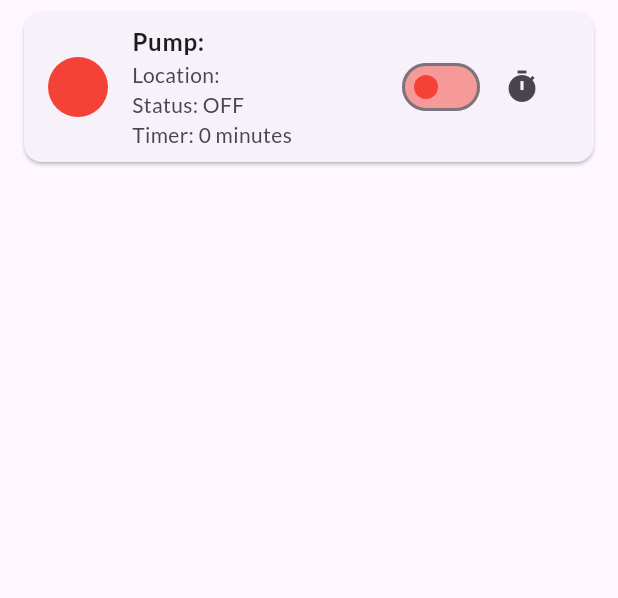
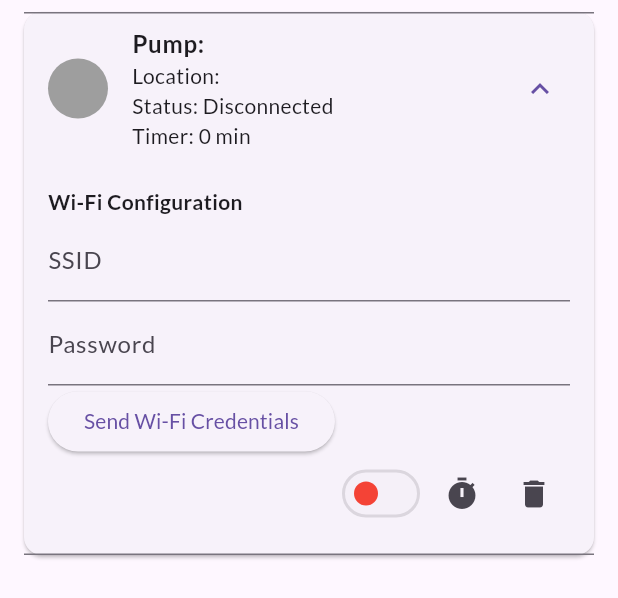
Before and after one commit to Deepanshu9229/Farmer-App-Full-public, a Flutter app: the PumpWidget widget shown alone on an empty page, opened directly with empty values, after a tap on "Pump:", on a phone screen of 412 x 824 dp. Shown: the top 598 px of the screen. Run offline on Flutter 3.47's test engine with Material 3 defaults, Android fonts, the phone set to English and light mode, and no system bars; our stand-ins replace cached_network_image, flutter_dotenv, flutter_riverpod, flutter_spinkit, geocoding, geolocator and 4 more; missing offline and left inert: model_viewer_plus, mqtt_client, wifi_scan; network calls fail.

Commit message:
pump widgit changed

```diff
--- a/frontend/lib/widgets/pump_widget.dart
+++ b/frontend/lib/widgets/pump_widget.dart
@@ -1,115 +1,166 @@
 import 'package:flutter/material.dart';
 import '../models/pump_model.dart';
+import '../services/mqtt_service.dart';
 
-class PumpWidget extends StatelessWidget {
+class PumpWidget extends StatefulWidget {
   final Pump pump;
-  final ValueChanged<bool> onToggle;
-  final ValueChanged<num> onTimerUpdate;
-  final VoidCallback onDelete;
+  final void Function(bool) onToggle;
+  final void Function(num) onTimerUpdate;
+  final void Function() onDelete;
+  final String status;
+  final void Function(String, String) onSendWiFiCredentials; // New callback
 
   const PumpWidget({
-    super.key,
+    Key? key,
     required this.pump,
     required this.onToggle,
     required this.onTimerUpdate,
     required this.onDelete,
-  });
+    required this.status,
+    required this.onSendWiFiCredentials, // Receive new callback
+  }) : super(key: key);
+
+  @override
+  State<PumpWidget> createState() => _PumpWidgetState();
+}
+
+class _PumpWidgetState extends State<PumpWidget> {
+  final TextEditingController _ssidController = TextEditingController();
+  final TextEditingController _passwordController = TextEditingController();
 
   @override
   Widget build(BuildContext context) {
-    // Print pump id to console for debugging purposes.
-    debugPrint("Displaying pump with ID: ${pump.id}");
+    Color statusColor = Colors.grey; // Default color
+    String statusText = "Disconnected";
+
+    switch (widget.status) {
+      case "ready":
+        statusColor = Colors.green;
+        statusText = "Ready";
+        break;
+      case "connecting":
+        statusColor = Colors.orange;
+        statusText = "Connecting...";
+        break;
+      case "disconnected":
+        statusColor = Colors.red;
+        statusText = "Disconnected";
+        break;
+    }
 
     return Card(
       margin: const EdgeInsets.symmetric(horizontal: 16.0, vertical: 8.0),
-      child: ListTile(
-        onLongPress: () {
-          // Show a confirmation dialog for deletion on long press.
+      child: ExpansionTile(
+        leading: CircleAvatar(
+          backgroundColor: statusColor, // Use statusColor here
+          child: Text(
+            widget.pump.pumpName.isNotEmpty ? widget.pump.pumpName[0].toUpperCase() : '',
+            style: const TextStyle(color: Colors.white, fontWeight: FontWeight.bold),
+          ),
+        ),
+        title: Text(
+          "Pump: ${widget.pump.pumpName}",
+          style: const TextStyle(fontWeight: FontWeight.bold, fontSize: 16),
+        ),
+        subtitle: Text(
+          "Location: ${widget.pump.location}\nStatus: $statusText\nTimer: ${widget.pump.timer} min", // Use statusText
+        ),
+        children: <Widget>[
+          Padding(
+            padding: const EdgeInsets.all(16.0),
+            child: Column(
+              crossAxisAlignment: CrossAxisAlignment.start,
+              children: [
+                const Text("Wi-Fi Configuration", style: TextStyle(fontWeight: FontWeight.bold)),
+                TextField(
+                  controller: _ssidController,
+                  decoration: const InputDecoration(labelText: "SSID"),
+                ),
+                TextField(
+                  controller: _passwordController,
+                  decoration: const InputDecoration(labelText: "Password"),
+                  obscureText: true,
+                ),
+                ElevatedButton(
+                  onPressed: () {
+                    widget.onSendWiFiCredentials(
+                      _ssidController.text,
+                      _passwordController.text,
+                    );
+                  },
+                  child: const Text("Send Wi-Fi Credentials"),
+                ),
+                Row(
+                  mainAxisAlignment: MainAxisAlignment.end,
+                  children: [
+                    Switch(
+                      value: widget.pump.status,
+                      activeColor: Colors.green,
+                      inactiveThumbColor: Colors.red,
+                      onChanged: (widget.status == "ready") ? (value) => widget.onToggle(value) : null, // Disable switch if not ready
+                    ),
+                    IconButton(
+                      icon: const Icon(Icons.timer),
+                      onPressed: () => _showTimerDialog(context),
+                    ),
+                    IconButton(
+                      icon: const Icon(Icons.delete),
+                      onPressed: () => _confirmDelete(context),
+                    ),
+                  ],
+                ),
+              ],
+            ),
+          ),
+        ],
+      ),
+    );
+  }
+
+  void _confirmDelete(BuildContext context) {
     showDialog(
       context: context,
       builder: (context) => AlertDialog(
         title: const Text("Delete Pump"),
-              content: Text("Are you sure you want to delete pump ${pump.pumpName} (ID: ${pump.id})?"),
+        content: Text("Delete pump ${widget.pump.pumpName} (ID: ${widget.pump.id})?"), // Access widget.pump
         actions: [
-                TextButton(
-                  onPressed: () => Navigator.pop(context),
-                  child: const Text("Cancel"),
-                ),
+          TextButton(onPressed: () => Navigator.pop(context), child: const Text("Cancel")),
           TextButton(
             onPressed: () {
               Navigator.pop(context);
-                    onDelete();
+              widget.onDelete(); // Access widget.onDelete
             },
             child: const Text("Delete", style: TextStyle(color: Colors.red)),
           ),
         ],
       ),
     );
-        },
-        leading: CircleAvatar(
-          backgroundColor: pump.status ? Colors.green : Colors.red,
-          child: Text(
-            pump.pumpName.isNotEmpty ? pump.pumpName[0] : '',
-            style: const TextStyle(color: Colors.white, fontWeight: FontWeight.bold),
-          ),
-        ),
-        title: Text(
-          "Pump: ${pump.pumpName}", // Display pump name here
-          style: const TextStyle(fontWeight: FontWeight.bold, fontSize: 16),
-        ),
-        subtitle: Text(
-          "Location: ${pump.location}\nStatus: ${pump.status ? 'ON' : 'OFF'}\nTimer: ${pump.timer} minutes",
-        ),
-        trailing: Row(
-          mainAxisSize: MainAxisSize.min,
-          children: [
-            Switch(
-              value: pump.status,
-              activeColor: Colors.green,
-              inactiveThumbColor: Colors.red,
-              inactiveTrackColor: Colors.red.withOpacity(0.5),
-              onChanged: onToggle,
-            ),
-            IconButton(
-              icon: const Icon(Icons.timer),
-              onPressed: () => _showTimerDialog(context),
-            ),
-          ],
-        ),
-      ),
-    );
   }
 
   void _showTimerDialog(BuildContext context) {
-    final TextEditingController timerController =
-        TextEditingController(text: pump.timer.toString());
+    final controller = TextEditingController(text: widget.pump.timer.toString()); // Access widget.pump
 
     showDialog(
       context: context,
-      builder: (context) {
-        return AlertDialog(
+      builder: (context) => AlertDialog(
         title: const Text("Set Timer"),
         content: TextField(
-            controller: timerController,
+          controller: controller,
           keyboardType: TextInputType.number,
-            decoration: const InputDecoration(labelText: "Enter timer (minutes)"),
+          decoration: const InputDecoration(labelText: "Minutes"),
         ),
         actions: [
-            TextButton(
-              onPressed: () => Navigator.pop(context),
-              child: const Text("Cancel"),
-            ),
+          TextButton(onPressed: () => Navigator.pop(context), child: const Text("Cancel")),
           TextButton(
             onPressed: () {
-                final timerValue = num.tryParse(timerController.text) ?? 0;
-                onTimerUpdate(timerValue);
+              final timerValue = num.tryParse(controller.text) ?? 0;
+              widget.onTimerUpdate(timerValue); // Access widget.onTimerUpdate
               Navigator.pop(context);
             },
             child: const Text("Set"),
           ),
         ],
-        );
-      },
+      ),
     );
   }
 }
--- a/frontend/pubspec.yaml
+++ b/frontend/pubspec.yaml
@@ -9,6 +9,7 @@ environment:
 dependencies:
   flutter:
     sdk: flutter
+  shared_preferences: ^2.2.2
   wifi_iot: ^0.3.19
   mqtt_client: ^10.5.1
   http: ^1.3.0
```
Also changed, not shown: frontend/lib/pages/farmer/pumps_page.dart (+79 -19 lines), frontend/lib/services/mqtt_service.dart (line endings or trailing spaces), frontend/pubspec.lock, 2 other files. Lines whose indentation alone changed are shown as unchanged.
